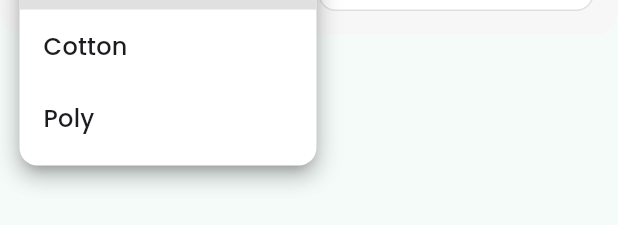
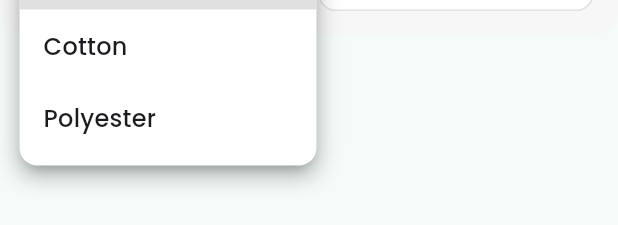
Before and after one commit to itxAkaza/TexOps-, a Flutter app: the QualityScreenHeader widget shown alone on an empty page, opened directly, after a tap on an icon or button, on a phone screen of 412 x 824 dp. Shown: the part 178-403 px from the top of the screen. Run offline on Flutter 3.47's test engine with Material 3 defaults, Android fonts, the phone set to English and light mode, and no system bars; our stand-ins replace cached_network_image, cloud_firestore, dio, firebase_auth, firebase_core, fl_chart and 11 more; accounts and stored records are empty.

Commit message:
All changes are adopt and all done

```diff
--- a/lib/controllers/admin/quality_controller.dart
+++ b/lib/controllers/admin/quality_controller.dart
@@ -7,6 +7,7 @@ import 'package:texops/data/models/vendor_quality_model.dart';
 class QualityController extends GetxController {
   final _db = FirebaseFirestore.instance;
   RxList<GatePassModel> allBails = <GatePassModel>[].obs;
+  RxList<VendorQualityModel> vendorSummaries = <VendorQualityModel>[].obs;
 
   RxString searchQuery = "".obs;
   RxString selectedMaterial = "All".obs;
@@ -15,29 +16,41 @@ class QualityController extends GetxController {
   @override
   void onInit() {
     super.onInit();
-    // CollectionGroup fetches ALL bail_data documents across all engineer IDs
+    ever(allBails, (_) => _updateVendorSummaries());
+    ever(searchQuery, (_) => _updateVendorSummaries());
+    ever(selectedMaterial, (_) => _updateVendorSummaries());
+    ever(selectedRating, (_) => _updateVendorSummaries());
+
     _db.collectionGroup('bail_data').snapshots().listen((snapshot) {
       allBails.value = snapshot.docs.map((doc) {
-        return GatePassModel.fromMap(
-          doc.data() as Map<String, dynamic>,
-          doc.id,
-        );
+        final data = doc.data() as Map<String, dynamic>;
+        return GatePassModel.fromMap(data, doc.id);
       }).toList();
     });
   }
 
-  List<VendorQualityModel> get vendorSummaries {
+  void _updateVendorSummaries() {
+    List<GatePassModel> filteredBails = selectedMaterial.value == "All"
+        ? allBails
+        : allBails
+              .where(
+                (bail) =>
+                    bail.baleType.trim().toLowerCase() ==
+                    selectedMaterial.value.toLowerCase(),
+              )
+              .toList();
+
     Map<String, List<GatePassModel>> grouped = {};
 
-    // Group all bails by their supplier name
-    for (var bail in allBails) {
-      grouped.putIfAbsent(bail.supplier, () => []).add(bail);
+    for (var bail in filteredBails) {
+      final key = bail.supplier.trim().toLowerCase();
+      grouped.putIfAbsent(key, () => []).add(bail);
     }
 
-    return grouped.entries
+    vendorSummaries.value = grouped.entries
         .map(
           (e) => VendorQualityModel(
-            vendorName: e.key,
+            vendorName: e.value.first.supplier,
             materialType: e.value.first.baleType,
             bails: e.value,
           ),
@@ -46,15 +59,12 @@ class QualityController extends GetxController {
           bool mSearch = v.vendorName.toLowerCase().contains(
             searchQuery.value.toLowerCase(),
           );
-          bool mMat =
-              selectedMaterial.value == "All" ||
-              v.materialType.toLowerCase() ==
-                  selectedMaterial.value.toLowerCase();
+
           bool mRate =
               selectedRating.value == "All" ||
               (v.hasData && getRatingTag(v.totalScore) == selectedRating.value);
 
-          return mSearch && mMat && mRate;
+          return mSearch && mRate;
         })
         .toList();
   }
@@ -64,6 +74,7 @@ class QualityController extends GetxController {
       : s >= 75
       ? const Color(0xFFFFA726)
       : const Color(0xFFFFCC80);
+
   String getRatingTag(double s) => s >= 90
       ? "Excellent"
       : s >= 75
--- a/lib/screens/admin/quality/widgets/quality_screen_header.dart
+++ b/lib/screens/admin/quality/widgets/quality_screen_header.dart
@@ -17,7 +17,6 @@ class QualityScreenHeader extends StatelessWidget {
       child: Column(
         mainAxisSize: MainAxisSize.min,
         children: [
-          // Search Bar
           TextField(
             onChanged: (v) => controller.searchQuery.value = v,
             decoration: InputDecoration(
@@ -45,13 +44,12 @@ class QualityScreenHeader extends StatelessWidget {
             ),
           ),
           const SizedBox(height: 12),
-          // Filters Row
           Row(
             children: [
               _buildDropdown(controller.selectedMaterial, [
                 "All",
                 "Cotton",
-                "Poly",
+                "Polyester",
               ], "Material"),
               const SizedBox(width: 12),
               _buildDropdown(controller.selectedRating, [
```
Also changed, not shown: lib/controllers/admin/user_directory_controller.dart (+14 -59 lines), lib/data/fireStoreDB/admin/user_firebase_service.dart (+14 -4 lines), lib/data/models/user_model.dart (+16 -12 lines), lib/data/models/vendor_Quality_model.dart (+5 -18 lines), lib/screens/admin/quality/vendors_quality.dart (+17 -1 lines), lib/screens/admin/user_directory/widgets/employee_modal.dart (+7 -14 lines), lib/screens/admin/user_directory/widgets/user_card.dart (+5 -12 lines).
